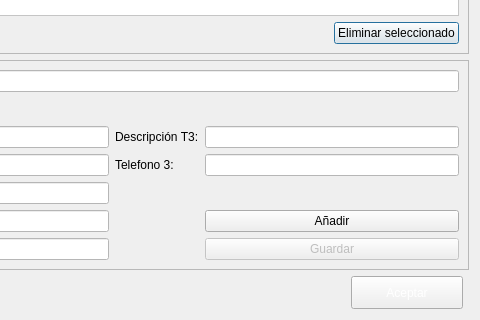
arcnexus/RedFoX, file Zona_Pacientes/frmpersonascontactocliente.ui: the form before one commit; both pictures show x 611 to 1091 and y 192 to 512 of the 1091 by 512 pixel window.
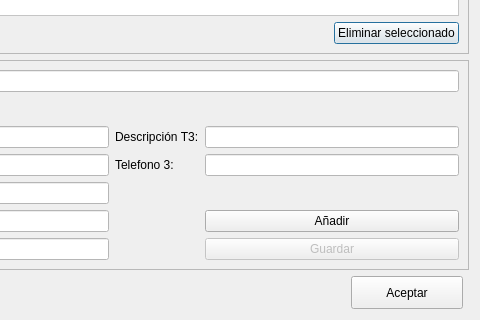
The form after the commit. Icons and pictures are not drawn.

```diff
--- a/Zona_Pacientes/frmpersonascontactocliente.ui
+++ b/Zona_Pacientes/frmpersonascontactocliente.ui
@@ -333,8 +333,7 @@
       </size>
      </property>
      <property name="styleSheet">
-      <string notr="true">QPushButton:disabled{color: 0; }
-QPushButton:enabled{color: rgb(255,255,255); }</string>
+      <string notr="true"/>
      </property>
      <property name="text">
       <string>Aceptar</string>
```
